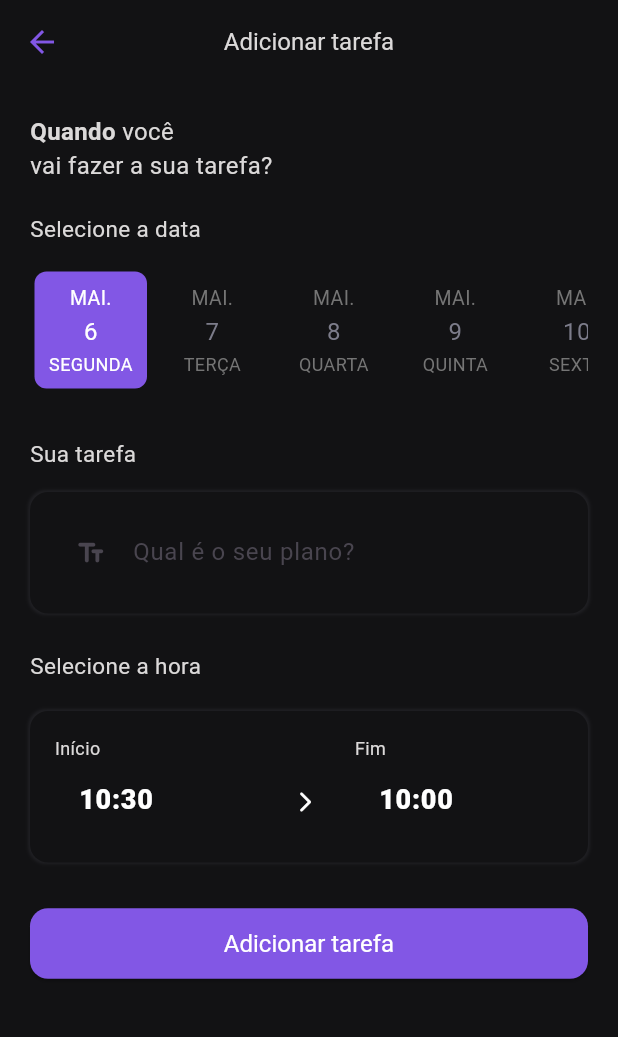
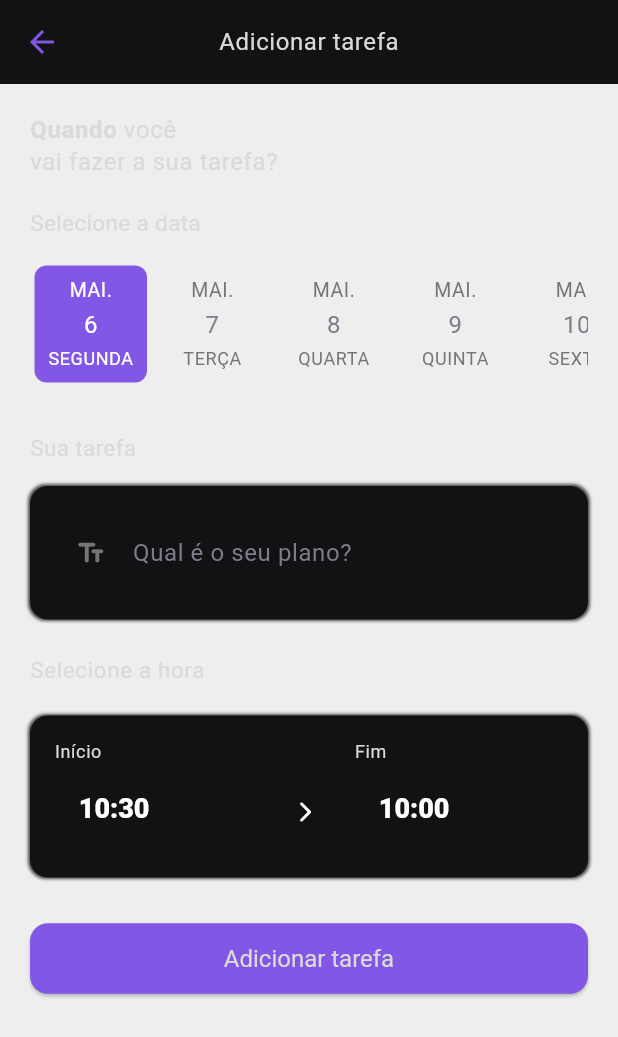
Before and after one commit to josedeneto/todo_app, a Flutter app: the AddTodoPage screen opened by its route, on a phone screen of 412 x 824 dp. Shown: the top 1037 px of the screen. Run offline on Flutter 3.47's test engine with Material 3 defaults, Android fonts, the phone set to English and light mode, and no system bars; drawn by our look-alikes of date_picker_timeline; our stand-ins replace flutter_advanced_drawer, timeago, toastification; statements that could not run were skipped.

Commit message:
Fit:Actualizei o tema escuro, removi o package flutter emoji e adicionei p package flutter staggered

```diff
--- a/lib/app/app_todo.dart
+++ b/lib/app/app_todo.dart
@@ -1,3 +1,4 @@
+import 'package:app_todo/app/core/theme/app_theme%20copy.dart';
 import 'package:app_todo/app/core/theme/other.dart';
 import 'package:app_todo/app/views/home/controller/home_controller.dart';
 import 'package:flutter/material.dart';
@@ -25,7 +26,7 @@ class AppTodo extends StatelessWidget {
           ],
           supportedLocales: const [Locale('pt', 'PT')],
           //darkTheme: ThemeData(colorScheme: darktheme),
-          theme:context.watch<HomeController>().isDarkMode? AppTheme.theme:AppTheme.themeLight,
+          theme:context.watch<HomeController>().isDarkMode? AppThemes.themeDarkOne(context):AppTheme.themeLight,
           initialRoute: AppRoutes.splash,
           routes: AppRoutes.routes,);
 
--- a/lib/app/core/style/app_style.dart
+++ b/lib/app/core/style/app_style.dart
@@ -3,6 +3,7 @@ import 'package:flutter/material.dart';
 import '../colors/app_color.dart';
 
 class AppStyle {
+  static InputBorder defaultBorderNone = const OutlineInputBorder(borderSide: BorderSide.none);
   static InputBorder errorBorder = OutlineInputBorder(
     borderRadius: BorderRadius.circular(5),
     borderSide: const BorderSide(
--- a/lib/app/core/theme/app_theme copy.dart
+++ b/lib/app/core/theme/app_theme copy.dart
@@ -1,15 +1,19 @@
+import 'package:app_todo/app/core/style/app_style.dart';
 import 'package:app_todo/app/core/style/app_typography.dart';
 import 'package:flutter/material.dart';
-
+import 'package:flutter/services.dart';
 
 import '../colors/app_color.dart';
 
-class AppTheme {
-  static ThemeData get themeLight => ThemeData(
+class AppThemes {
+  static ThemeData get themeLightOne => ThemeData(
         textTheme: TextTheme(
-      bodySmall: AppTypography.normal!.copyWith(color: AppColor.background,),
-      headlineMedium: AppTypography.boldText!.copyWith(color: AppColor.background,)
+            bodySmall: AppTypography.normal!.copyWith(
+              color: AppColor.background,
             ),
+            headlineMedium: AppTypography.boldText!.copyWith(
+              color: AppColor.background,
+            )),
         chipTheme: const ChipThemeData(
           selectedColor: AppColor.secondary,
           checkmarkColor: AppColor.white,
@@ -27,25 +31,97 @@ class AppTheme {
             onError: Color(0xFFba1a1a),
             surface: Color(0xFFded7e4),
             outline: AppColor.hint,
-          onErrorContainer: Color(0xFFffdad6)
-        ),
+            onErrorContainer: Color(0xFFffdad6)),
       );
   //darkTheme ==========================================================
-  static ThemeData get theme => ThemeData(
-    textTheme:TextTheme( bodySmall:AppTypography.normal,
-      headlineMedium: AppTypography.boldText,),
-     brightness: Brightness.light,
-        colorScheme: const ColorScheme.dark(
+  static ThemeData themeDarkOne(BuildContext context) => ThemeData(
+        appBarTheme: AppBarTheme(
+          foregroundColor: AppColor.secondary,
+          shadowColor: Colors.transparent,
+          backgroundColor: AppColor.background,
+          surfaceTintColor: AppColor.background,
+          systemOverlayStyle: const SystemUiOverlayStyle(
+              statusBarColor: Colors.transparent,
+              statusBarBrightness: Brightness.light),
+          centerTitle: true,
+          titleTextStyle: Theme.of(context).textTheme.bodySmall!.copyWith(
+                fontSize: 16,
+                color: AppColor.tercery,
+              ),
+          elevation: 0,
+        ),
+        popupMenuTheme: const PopupMenuThemeData(
+          elevation: 0,
+          enableFeedback: true,
+          shadowColor: Colors.transparent,
+          surfaceTintColor: Colors.transparent
+        ),
+        timePickerTheme: const TimePickerThemeData(
+          backgroundColor: AppColor.border,
+          hourMinuteColor: AppColor.hourColor,
+          hourMinuteTextColor: AppColor.white,
+          entryModeIconColor: AppColor.white,
+          dialTextColor: AppColor.white,
+        ),
+        elevatedButtonTheme: ElevatedButtonThemeData(
+          style: ElevatedButton.styleFrom(
+            padding: const EdgeInsets.all(14),
+            textStyle: AppTypography.normal!.copyWith(
+              fontWeight: FontWeight.w400,
+            ),
+            shape: RoundedRectangleBorder(
+              borderRadius: BorderRadius.circular(12),
+              side: BorderSide.none,
+            ),
+            backgroundColor: AppColor.secondary,
+            foregroundColor: AppColor.tercery,
+          ),
+        ),
+        listTileTheme: ListTileThemeData(
+          contentPadding: const EdgeInsets.only(left: 2, right: 6),
+          leadingAndTrailingTextStyle: AppTypography.normal,
+          minLeadingWidth: 1,
+          shape: RoundedRectangleBorder(
+            borderRadius: BorderRadiusDirectional.circular(12),
+          ),
+          horizontalTitleGap: 0,
+          titleTextStyle: AppTypography.normal,
+          selectedColor: AppColor.selectedColor,
+          selectedTileColor: AppColor.selectTile,
+        ),
+        inputDecorationTheme: InputDecorationTheme(
+          hintStyle: Theme.of(context).textTheme.bodySmall!.copyWith(
+                color: AppColor.hint,
+                fontSize: 16,
+              ),
+          enabledBorder: AppStyle.defaultBorderNone,
+          focusedBorder: AppStyle.defaultBorderNone,
+          focusedErrorBorder: AppStyle.defaultBorderNone,
+          errorBorder: AppStyle.defaultBorderNone,
+        ),
+        floatingActionButtonTheme: const FloatingActionButtonThemeData(
+          elevation: 0,
+        ),
+        useMaterial3: true,
+        textTheme: TextTheme(
+          bodySmall: AppTypography.normal,
+          headlineMedium: AppTypography.boldText,
+        ),
+        brightness: Brightness.dark,
+        colorScheme: ColorScheme.dark(
+          brightness: Brightness.dark,
           background: AppColor.background,
           primary: AppColor.primary,
           secondary: AppColor.secondary,
-          onSecondary: Color(0XFFcec0e7),
-          errorContainer: Color(0xff93000a),
+          onSecondary: const Color(0XFFcec0e7),
+          onError: AppColor.red,
+          errorContainer: const Color(0xff93000a),
           surface: AppColor.listTileTitle,
-          tertiary: Color(0xFF006d3f),
-          tertiaryContainer: Color(0xFF42d086),
-          outline: AppColor.hint
-
-        )
+          tertiaryContainer: const Color(0xFF006d3f),
+          outline: AppColor.hint,
+          tertiary: AppColor.white,
+          onSurfaceVariant: AppColor.grey,
+          outlineVariant: AppColor.border,
+        ),
       );
 }
--- a/lib/app/core/theme/app_theme.dart
+++ b/lib/app/core/theme/app_theme.dart
@@ -209,7 +209,7 @@ class AppTheme {
             shape:
                 RoundedRectangleBorder(borderRadius: BorderRadius.circular(12)),
             backgroundColor: AppColor.secondary,
-            foregroundColor: AppColor.white,
+            foregroundColor: AppColor.background,
           ),
         ),
         dividerTheme: const DividerThemeData(
--- a/lib/app/core/widgets/app_bar_widget.dart
+++ /dev/null
@@ -1,15 +0,0 @@
-import 'package:flutter/material.dart';
-
-class AppBarWidget extends AppBar {
-  final bool implyLeading;
-
-  AppBarWidget(
-      {super.key,
-      required super.title,
-      this.implyLeading = true,
-      super.actions})
-      : super(
-          automaticallyImplyLeading: implyLeading,
-          centerTitle: true
-        );
-}
--- a/lib/app/views/add_todo/add_todo_page.dart
+++ b/lib/app/views/add_todo/add_todo_page.dart
@@ -1,11 +1,8 @@
-import 'dart:developer';
-
 import 'package:uuid/uuid.dart';
 
 import 'package:app_todo/app/core/helpers/extensions/navigators_extension.dart';
 import 'package:app_todo/app/model/todo_model.dart';
 import 'package:app_todo/app/core/style/app_typography.dart';
-import 'package:app_todo/app/core/widgets/app_bar_widget.dart';
 import 'package:app_todo/app/views/add_todo/widget/time_todo.dart';
 import 'package:app_todo/app/views/add_todo/widget/todo_container.dart';
 import 'package:app_todo/app/views/home/controller/home_controller.dart';
@@ -43,14 +40,10 @@ class _AddTodoPageState extends State<AddTodoPage>
   bool isTodoEmpty = false;
   String erroText = '';
 
- String generateUniqueId() {
-  const uuid =  Uuid();
-  return uuid.v4();
-}
-
-
-
-
+  String generateUniqueId() {
+    const uuid = Uuid();
+    return uuid.v4();
+  }
 
   @override
   void initState() {
@@ -91,7 +84,6 @@ class _AddTodoPageState extends State<AddTodoPage>
         final selectedTime = DateTime(0, 0, 0, value.hour, value.minute);
         setState(() {
           controller.text = DateFormat('HH:mm').format(selectedTime);
-
         });
       } else {
         setState(() {
@@ -103,11 +95,8 @@ class _AddTodoPageState extends State<AddTodoPage>
 
   @override
   Widget build(BuildContext context) {
-    final id = generateUniqueId();
-    log(id.toString());
-
     return Scaffold(
-      appBar: AppBarWidget(
+      appBar: AppBar(
         title: const Text(
           AppStrings.addTodo,
         ),
@@ -162,7 +151,6 @@ class _AddTodoPageState extends State<AddTodoPage>
                   child: TextFormField(
                     focusNode: _focusNode,
                     controller: todoController,
-                    style: AppTypography.normal,
                     validator: (value) {
                       if (value!.isEmpty) {
                         setState(() {
@@ -173,7 +161,7 @@ class _AddTodoPageState extends State<AddTodoPage>
                       }
                       return null;
                     },
-                    cursorColor: AppColor.secondary,
+                    cursorColor: Theme.of(context).colorScheme.secondary,
                     decoration: const InputDecoration(
                       prefixIcon: Icon(
                         Icons.text_fields_rounded,
@@ -192,17 +180,19 @@ class _AddTodoPageState extends State<AddTodoPage>
                 ),
                 Text(
                   erroText,
-                  style: AppTypography.normal!
-                      .copyWith(color: AppColor.red, fontSize: 13),
+                  style: AppTypography.normal!.copyWith(
+                      color: Theme.of(context).colorScheme.onError,
+                      fontSize: 13),
                 ),
                 const SizedBox(
                   height: 5,
                 ),
                 TextDescription(
                   text: 'Selecione a hora',
-                  style: AppTypography.normal!.copyWith(
-                    fontSize: 15,
-                  ),
+                  style: Theme.of(context)
+                      .textTheme
+                      .bodySmall!
+                      .copyWith(fontSize: 15),
                 ),
                 const SizedBox(
                   height: 20,
@@ -224,7 +214,7 @@ class _AddTodoPageState extends State<AddTodoPage>
                           onTap: () => showTime(initHourController),
                           style: AppTypography.boldText,
                           decoration: InputDecoration(
-                            hintStyle: AppTypography.boldText,
+                            hintStyle: Theme.of(context).textTheme.headlineMedium,
                             hintText: hourFormat.toString(),
                           ),
                         ),
@@ -256,7 +246,7 @@ class _AddTodoPageState extends State<AddTodoPage>
                           style: AppTypography.boldText,
                           decoration: InputDecoration(
                             hintText: '10:00',
-                            hintStyle: AppTypography.boldText,
+                            hintStyle: Theme.of(context).textTheme.headlineMedium,
                           ),
                         ),
                         text: 'Fim',
@@ -271,17 +261,20 @@ class _AddTodoPageState extends State<AddTodoPage>
                   width: double.infinity,
                   child: ElevatedButton(
                     onPressed: () {
+                      final id = generateUniqueId();
                       final valid = _formKey.currentState!.validate();
                       if (valid) {
                         final add = context.read<HomeController>();
                         add.addTodo(
                           TodoModel(
-                            id:id ,
+                            id: id,
                             title: todoController.text,
                             dataTime: date,
                             time: initHourController.text,
-                            createdAt:
-                                timeago.format(DateTime.now(), locale: 'pt_pt',),
+                            createdAt: timeago.format(
+                              DateTime.now(),
+                              locale: 'pt_pt',
+                            ),
                           ),
                         );
                         messageSucessTodo();
--- a/lib/app/views/add_todo/widget/date_picker_timeline.dart
+++ b/lib/app/views/add_todo/widget/date_picker_timeline.dart
@@ -1,5 +1,6 @@
 import 'package:date_picker_timeline/date_picker_timeline.dart';
-import 'package:flutter/widgets.dart';
+import 'package:flutter/material.dart';
+
 
 import '../../../core/colors/app_color.dart';
 import '../../../core/style/app_typography.dart';
@@ -14,6 +15,7 @@ class DatePickerTimeLine extends StatelessWidget {
   @override
   Widget build(BuildContext context) {
     return DatePicker(
+
       locale: "pt_PT",
       DateTime.now(),
       initialSelectedDate: DateTime.now(),
@@ -23,16 +25,16 @@ class DatePickerTimeLine extends StatelessWidget {
       ),
       width: 75,
       onDateChange: onDateChanged,
-      selectedTextColor: AppColor.white,
-      monthTextStyle: AppTypography.normal!.copyWith(
-        color: AppColor.grey,
-        fontSize: 13,
-      ),
+      selectedTextColor:  Theme.of(context).colorScheme.tertiary,
+      monthTextStyle: Theme.of(context).textTheme.bodySmall!.copyWith(
+            fontSize: 13,
+            color: Theme.of(context).colorScheme.onSurfaceVariant,
+          ),
       selectionColor: AppColor.secondary,
-      dayTextStyle: AppTypography.normal!.copyWith(
-        color: AppColor.grey,
-        fontSize: 12,
-      ),
+      dayTextStyle: Theme.of(context).textTheme.bodySmall!.copyWith(
+            color: Theme.of(context).colorScheme.onSurfaceVariant,
+            fontSize: 12,
+          ),
       height: 84,
     );
   }
--- a/lib/app/views/add_todo/widget/question_text.dart
+++ b/lib/app/views/add_todo/widget/question_text.dart
@@ -18,22 +18,18 @@ class QuestionText extends StatelessWidget {
         children: [
           TextSpan(
             text: AppStrings.when,
-            style: AppTypography.normal!.copyWith(
-              fontWeight: FontWeight.w700,
+            style: Theme.of(context).textTheme.bodySmall!.copyWith(
+               fontWeight: FontWeight.w700,
               fontSize: 16,
             ),
           ),
           TextSpan(
             text: ' ${AppStrings.you}\n',
-            style: AppTypography.normal!.copyWith(
-              fontSize: 16,
-            ),
+            style:  Theme.of(context).textTheme.bodySmall,
           ),
           TextSpan(
             text: AppStrings.doTheTask,
-            style: AppTypography.normal!.copyWith(
-              fontSize: 16,
-            ),
+            style: Theme.of(context).textTheme.bodySmall,
           )
         ],
       ),
--- a/lib/app/views/add_todo/widget/time_todo.dart
+++ b/lib/app/views/add_todo/widget/time_todo.dart
@@ -1,7 +1,4 @@
-// ignore_for_file: public_member_api_docs, sort_constructors_first
 import 'package:flutter/material.dart';
-
-import '../../../core/style/app_typography.dart';
 import 'text_description.dart';
 
 class TimeTodo extends StatelessWidget {
@@ -22,9 +19,7 @@ class TimeTodo extends StatelessWidget {
         children: [
           TextDescription(
             text: text,
-            style: AppTypography.normal!.copyWith(
-              fontSize: 12,
-            ),
+            style: Theme.of(context).textTheme.bodySmall!.copyWith(fontSize: 12),
           ),
           inputTime
         ],
--- a/lib/app/views/settings/controller/settings_controller.dart
+++ /dev/null
@@ -1,10 +0,0 @@
-import 'package:flutter/material.dart';
-
-class SettingsController extends ChangeNotifier {
-  bool onNotify = true;
-
-  void changeNotification(value) {
-    onNotify = value;
-    notifyListeners();
-  }
-}
--- a/pubspec.yaml
+++ b/pubspec.yaml
@@ -13,7 +13,7 @@ dependencies:
     sdk: flutter
   provider: ^6.0.5
   intl: ^0.18.1
-  flutter_emoji: ^2.5.1
+  flutter_staggered_animations: ^1.0.0
   date_picker_timeline: ^1.2.5
   timeago: ^3.6.1
   toastification: ^1.2.1
```
Also changed, not shown: lib/app/views/settings/settings.page.dart (deleted, +0 -64 lines), lib/app/views/splash/splash_screen.dart (+9 -11 lines), pubspec.lock. Lines whose indentation alone changed are shown as unchanged.
